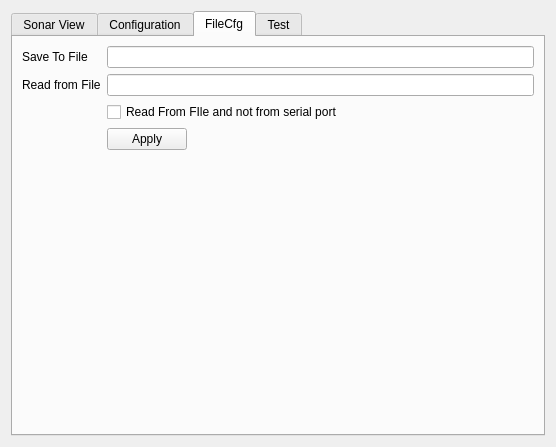
First picture: the form in Module_ScanningSonar/form.ui, repository iti-luebeck/HANSE2011, before the edit.
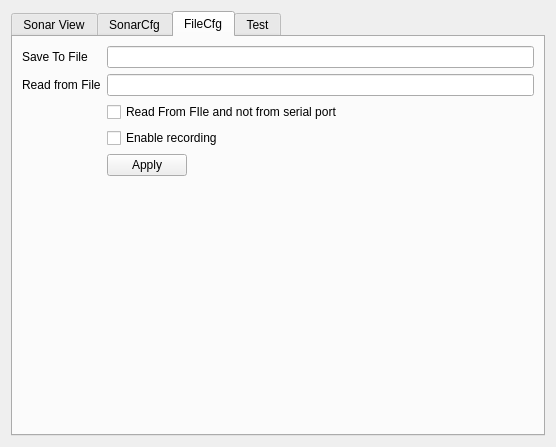
Second picture: the form after the edit. The open tabs and pages were chosen to show the change.

Commit message: - fix a module enabled/disabled bug; - rename enable/disable methods to match qt conventions

Diff of the .ui file:
```diff
--- a/Module_ScanningSonar/form.ui
+++ b/Module_ScanningSonar/form.ui
@@ -31,7 +31,7 @@
      </widget>
      <widget class="QWidget" name="tab_2">
       <attribute name="title">
-       <string>Configuration</string>
+       <string>SonarCfg</string>
       </attribute>
       <layout class="QFormLayout" name="formLayout">
        <property name="fieldGrowthPolicy">
@@ -216,13 +216,20 @@
          </property>
         </widget>
        </item>
-       <item row="6" column="1">
+       <item row="7" column="1">
         <widget class="QPushButton" name="fileCfgApply">
          <property name="text">
           <string>Apply</string>
          </property>
         </widget>
        </item>
+       <item row="6" column="1">
+        <widget class="QCheckBox" name="enableRecording">
+         <property name="text">
+          <string>Enable recording</string>
+         </property>
+        </widget>
+       </item>
       </layout>
      </widget>
      <widget class="QWidget" name="tab_3">
```
Left out of the diff: 2 changed lines with no effect on the pictures. The commit also changes 7 other files.
